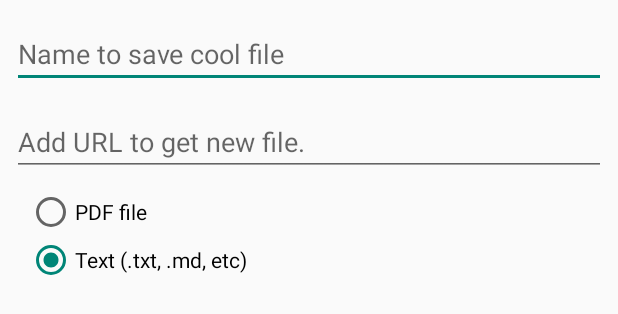
After one commit to sherlockwisdom/reference-browser, an Android app: the layout view_add_new_cool_file.xml on its own in the app's theme, with its tools: preview values and no code run, on a phone screen of 412 x 824 dp. The commit adds this screen. Shown: the top 314 px of the screen. Run offline under Robolectric (Android 15) with nearby library versions, the phone set to English and light mode, and no system bars.

Commit message:
updates: - added button to add new custom cool file - should make it able to download pdf cool files now

```diff
--- /dev/null
+++ b/app/src/main/res/layout/view_add_new_cool_file.xml
@@ -0,0 +1,61 @@
+<?xml version="1.0" encoding="utf-8"?>
+<androidx.constraintlayout.widget.ConstraintLayout xmlns:android="http://schemas.android.com/apk/res/android"
+    xmlns:app="http://schemas.android.com/apk/res-auto"
+    xmlns:tools="http://schemas.android.com/tools"
+    android:layout_width="match_parent"
+    android:layout_height="wrap_content">
+
+    <EditText
+        android:id="@+id/add_new_cool_file_name"
+        android:layout_width="match_parent"
+        android:layout_height="wrap_content"
+        android:layout_marginStart="8dp"
+        android:layout_marginTop="13dp"
+        android:layout_marginEnd="8dp"
+        android:ems="10"
+        android:hint="@string/pref_download_cool_file_add_new_file_name"
+        android:inputType="text"
+        app:layout_constraintEnd_toEndOf="parent"
+        app:layout_constraintStart_toStartOf="parent"
+        app:layout_constraintTop_toTopOf="parent" />
+
+    <EditText
+        android:id="@+id/add_new_cool_file_url_input"
+        android:layout_width="match_parent"
+        android:layout_height="wrap_content"
+        android:layout_marginStart="8dp"
+        android:layout_marginTop="13dp"
+        android:layout_marginEnd="8dp"
+        android:ems="10"
+        android:hint="@string/pref_download_cool_file_add_new_file_url"
+        android:inputType="text"
+        app:layout_constraintEnd_toEndOf="parent"
+        app:layout_constraintStart_toStartOf="parent"
+        app:layout_constraintTop_toBottomOf="@id/add_new_cool_file_name"/>
+
+    <RadioGroup
+        android:id="@+id/cool_file_file_type_radio_group"
+        android:layout_width="wrap_content"
+        android:layout_height="wrap_content"
+        android:layout_marginStart="10dp"
+        android:layout_marginTop="8dp"
+        android:layout_marginBottom="8dp"
+        android:checkedButton="@id/cool_file_text_radio_btn"
+        app:layout_constraintBottom_toBottomOf="parent"
+        app:layout_constraintStart_toStartOf="@+id/add_new_cool_file_url_input"
+        app:layout_constraintTop_toBottomOf="@+id/add_new_cool_file_url_input">
+
+        <androidx.appcompat.widget.AppCompatRadioButton
+            android:id="@+id/cool_file_pdf_radio_btn"
+            android:layout_width="match_parent"
+            android:layout_height="wrap_content"
+            android:text="@string/pref_download_cool_file_add_new_file_pdf" />
+
+        <androidx.appcompat.widget.AppCompatRadioButton
+            android:id="@+id/cool_file_text_radio_btn"
+            android:layout_width="match_parent"
+            android:layout_height="wrap_content"
+            android:text="@string/pref_download_cool_file_add_new_file_text" />
+
+    </RadioGroup>
+</androidx.constraintlayout.widget.ConstraintLayout>
--- a/app/src/main/res/values/strings.xml
+++ b/app/src/main/res/values/strings.xml
@@ -220,4 +220,11 @@
     <string name="pref_download_cool_file_prompt_download">Download</string>
     <string name="pref_download_cool_file_prompt_cancel">Cancel</string>
     <string name="pref_download_cool_file_default_filename">Just a cool file.txt</string>
+    <string name="pref_download_cool_file_new_btn">Add a cool file</string>
+    <string name="pref_download_cool_file_add_new_file">Add</string>
+    <string name="pref_download_cool_file_add_new_file_name">Name to save cool file</string>
+    <string name="pref_download_cool_file_add_new_file_url">Add URL to get new file.</string>
+
+    <string name="pref_download_cool_file_add_new_file_pdf">PDF file</string>
+    <string name="pref_download_cool_file_add_new_file_text">Text (.txt, .md, etc)</string>
 </resources>
```
Also changed, not shown: app/src/main/java/org/mozilla/reference/browser/settings/DownloadCoolFileFragment.java (+61 -6 lines), app/src/main/res/layout/fragment_download_cool_file.xml (+12 -4 lines).
